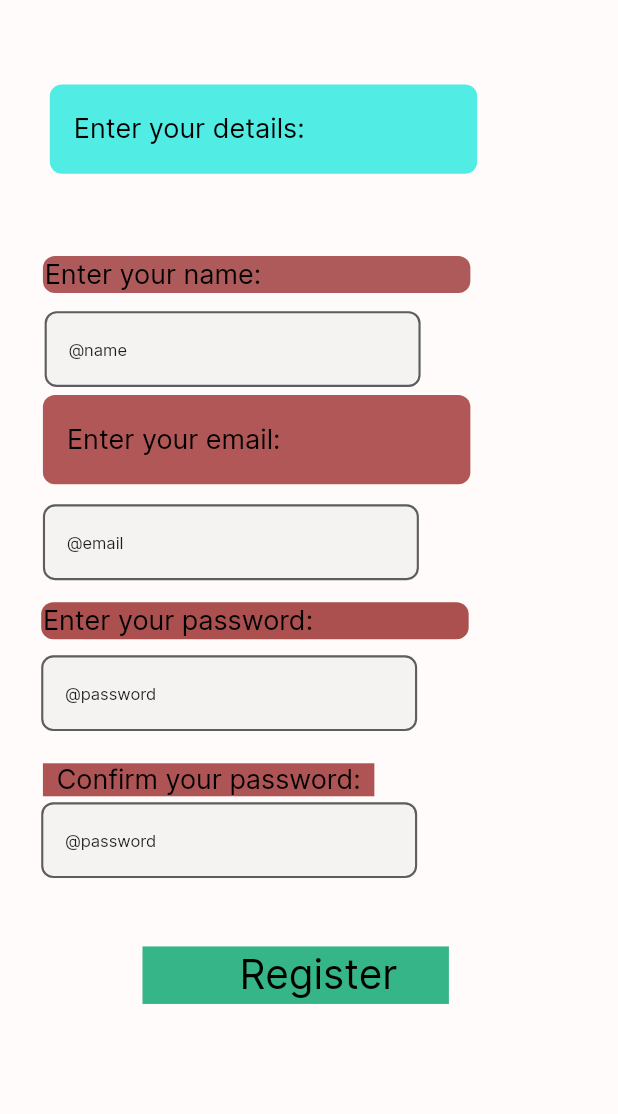
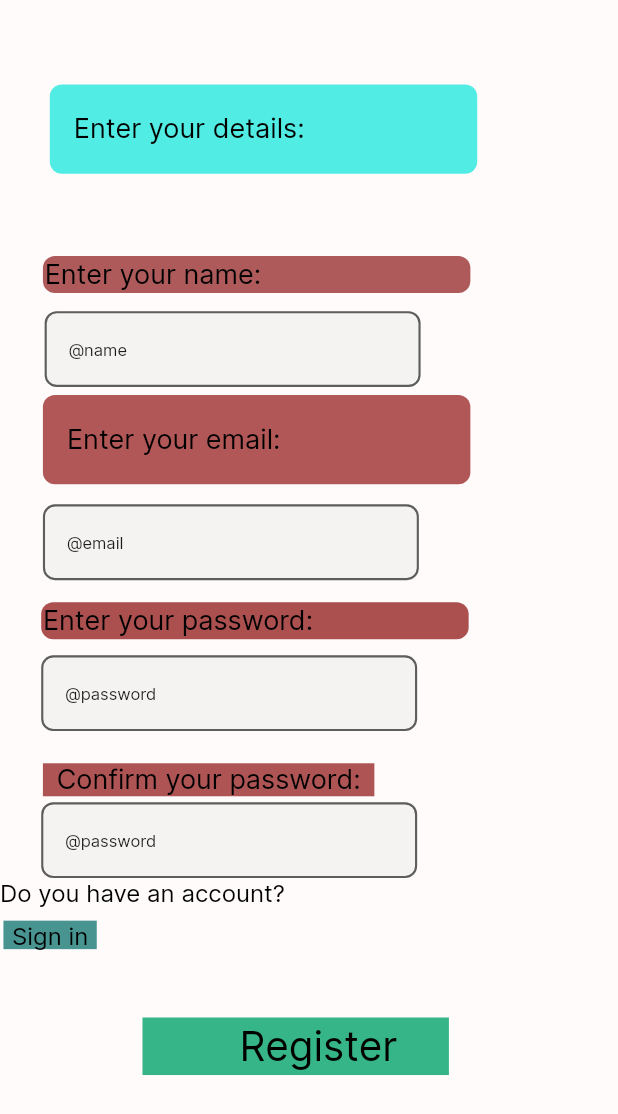
Before and after one commit to MuchiriKinyua/2hand, a Flutter app: the RegistrationScreen screen opened by its route, on a phone screen of 412 x 824 dp. Shown: the top 1114 px of the screen. Run offline on Flutter 3.47's test engine with Material 2 defaults, Android fonts, the phone set to English and light mode, and no system bars; our stand-ins replace cached_network_image, connectivity_plus, firebase_core, flutter_svg, get, shared_preferences; accounts and stored records are empty.

Commit message:
ninth commit

```diff
--- a/lib/localization/en_us/en_us_translations.dart
+++ b/lib/localization/en_us/en_us_translations.dart
@@ -18,14 +18,17 @@ final Map<String, String> enUs = {
   "lbl_search_here": "Search here...",
   "lbl_log_out": "Log out",
   "msg_do_you_have_an": "Do you have an account?",
+  "msg_do_you_have_an2": "Do you have an account?",
   "msg_2hand_dealers_w":
       "2hand dealers will facilitate any sale of a used item or purchase of one.\nRemember, rules and regulations apply!",
   "lbl_login2": "login",
   "msg_enter_your_emai": "Enter your email:",
+  "msg_enter_your_name2": "Enter your name:",
   "msg_check_your_app":
       "Check your app's UI from the below demo screens of your app.",
   "lbl_get_started": "Get started",
   "lbl_sign_up": "Sign up",
+  "lbl_sign_in": "Sign in",
   "lbl_splash_screen": "Splash screen",
   "lbl_password": "@password",
   "lbl_name": "@name",
@@ -33,5 +36,6 @@ final Map<String, String> enUs = {
       "2hand dealers enables you to buy or sell used electronics through online customer to customer services",
   "lbl_register": "    Register",
   "msg_confirm_your_pa": "Confirm your password:",
-  "lbl_account": "Account"
+  "lbl_account": "Do you have an account?",
+  "lbl_profile": "Your profile"
 };
--- a/lib/presentation/dashboard_one_screen/dashboard_one_screen.dart
+++ b/lib/presentation/dashboard_one_screen/dashboard_one_screen.dart
@@ -1,6 +1,7 @@
-import 'controller/dashboard_one_controller.dart';
 import 'package:flutter/material.dart';
 import 'package:muchiri_s_application7/core/app_export.dart';
+
+import 'controller/dashboard_one_controller.dart';
 
 class DashboardOneScreen extends GetWidget<DashboardOneController> {
   @override
@@ -165,7 +166,7 @@ class DashboardOneScreen extends GetWidget<DashboardOneController> {
                                                                             top:
                                                                                 3),
                                                                         child: Text(
-                                                                            "lbl_account"
+                                                                            "lbl_profile"
                                                                                 .tr,
                                                                             overflow:
                                                                                 TextOverflow.ellipsis,
--- a/lib/presentation/dashboard_screen/dashboard_screen.dart
+++ b/lib/presentation/dashboard_screen/profile_screen.dart
@@ -1,6 +1,7 @@
-import 'controller/dashboard_controller.dart';
 import 'package:flutter/material.dart';
 import 'package:muchiri_s_application7/core/app_export.dart';
+
+import 'controller/dashboard_controller.dart';
 
 class DashboardScreen extends GetWidget<DashboardController> {
   @override
--- a/lib/presentation/registration_screen/registration_screen.dart
+++ b/lib/presentation/registration_screen/registration_screen.dart
@@ -1,8 +1,9 @@
-import 'controller/registration_controller.dart';
 import 'package:flutter/material.dart';
 import 'package:muchiri_s_application7/core/app_export.dart';
 import 'package:muchiri_s_application7/core/utils/validation_functions.dart';
 import 'package:muchiri_s_application7/widgets/custom_text_form_field.dart';
+
+import 'controller/registration_controller.dart';
 
 // ignore_for_file: must_be_immutable
 class RegistrationScreen extends GetWidget<RegistrationController> {
@@ -159,6 +160,25 @@ class RegistrationScreen extends GetWidget<RegistrationController> {
                                     return null;
                                   },
                                   isObscureText: true),
+                              Padding(
+                                  padding: getPadding(bottom: 6),
+                                  child: Text("Do you have an account?",
+                                      overflow: TextOverflow.ellipsis,
+                                      textAlign: TextAlign.left,
+                                      style: AppStyle.txtInterRegular14)),
+                              GestureDetector(
+                                  onTap: () {
+                                    onTapTxtSignin();
+                                  },
+                                  child: Container(
+                                      margin: getMargin(left: 2, top: 1),
+                                      padding: getPadding(left: 5, right: 5),
+                                      decoration:
+                                          AppDecoration.txtFillBluegray500,
+                                      child: Text("lbl_sign_in".tr,
+                                          overflow: TextOverflow.ellipsis,
+                                          textAlign: TextAlign.left,
+                                          style: AppStyle.txtInterRegular14))),
                               GestureDetector(
                                   onTap: () {
                                     onTapTxtRegister();
@@ -185,4 +205,10 @@ class RegistrationScreen extends GetWidget<RegistrationController> {
   onTapTxtRegister() {
     Get.toNamed(AppRoutes.loginScreen);
   }
+
+  // ignore: non_constant_identifier_names
+
+  void onTapTxtSignin() {
+    Get.toNamed(AppRoutes.loginScreen);
+  }
 }
```
Also changed, not shown: lib/routes/app_routes.dart (+11 -11 lines), 2 other files.
